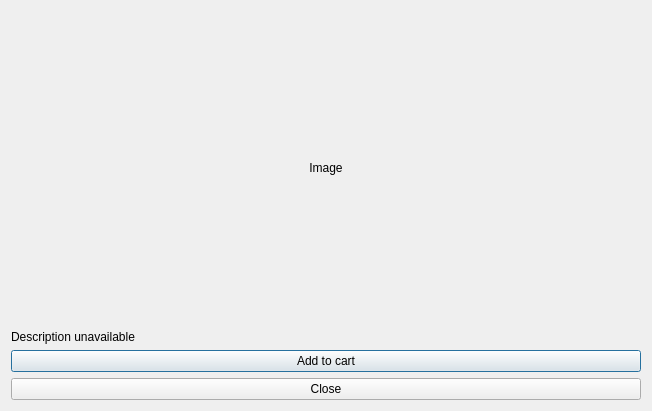
NVKShop/nvk-client, file frontend/ui/productpreviewdialog.ui: the form before one commit.
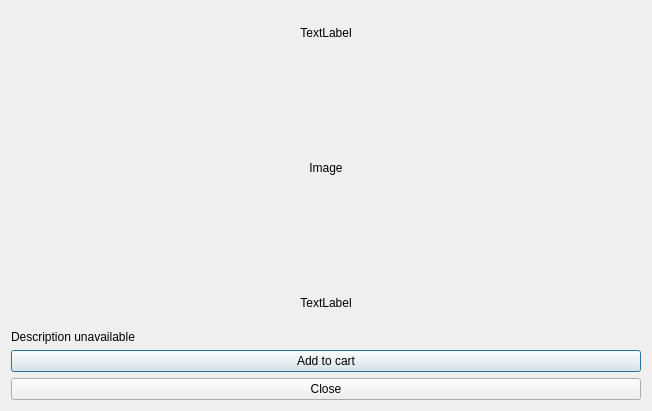
The form after the commit.

What changed in the file:
```diff
--- a/frontend/ui/productpreviewdialog.ui
+++ b/frontend/ui/productpreviewdialog.ui
@@ -15,18 +15,8 @@
   </property>
   <layout class="QVBoxLayout" name="verticalLayout_3">
    <item>
-    <layout class="QGridLayout" name="gridLayout" rowstretch="2,0">
-     <item row="0" column="0">
-      <widget class="QLabel" name="productPreviewImageLabel">
-       <property name="text">
-        <string>Image</string>
-       </property>
-       <property name="alignment">
-        <set>Qt::AlignCenter</set>
-       </property>
-      </widget>
-     </item>
-     <item row="1" column="0">
+    <layout class="QGridLayout" name="gridLayout" rowstretch="1,5,1,1">
+     <item row="3" column="0">
       <layout class="QVBoxLayout" name="verticalLayout_2">
        <item>
         <widget class="QLabel" name="productDescriptionLabel">
@@ -55,6 +45,36 @@
        </item>
       </layout>
      </item>
+     <item row="2" column="0">
+      <widget class="QLabel" name="productPriceLabel">
+       <property name="text">
+        <string>TextLabel</string>
+       </property>
+       <property name="alignment">
+        <set>Qt::AlignCenter</set>
+       </property>
+      </widget>
+     </item>
+     <item row="1" column="0">
+      <widget class="QLabel" name="productPreviewImageLabel">
+       <property name="text">
+        <string>Image</string>
+       </property>
+       <property name="alignment">
+        <set>Qt::AlignCenter</set>
+       </property>
+      </widget>
+     </item>
+     <item row="0" column="0">
+      <widget class="QLabel" name="productNameLabel">
+       <property name="text">
+        <string>TextLabel</string>
+       </property>
+       <property name="alignment">
+        <set>Qt::AlignCenter</set>
+       </property>
+      </widget>
+     </item>
     </layout>
    </item>
   </layout>
```
